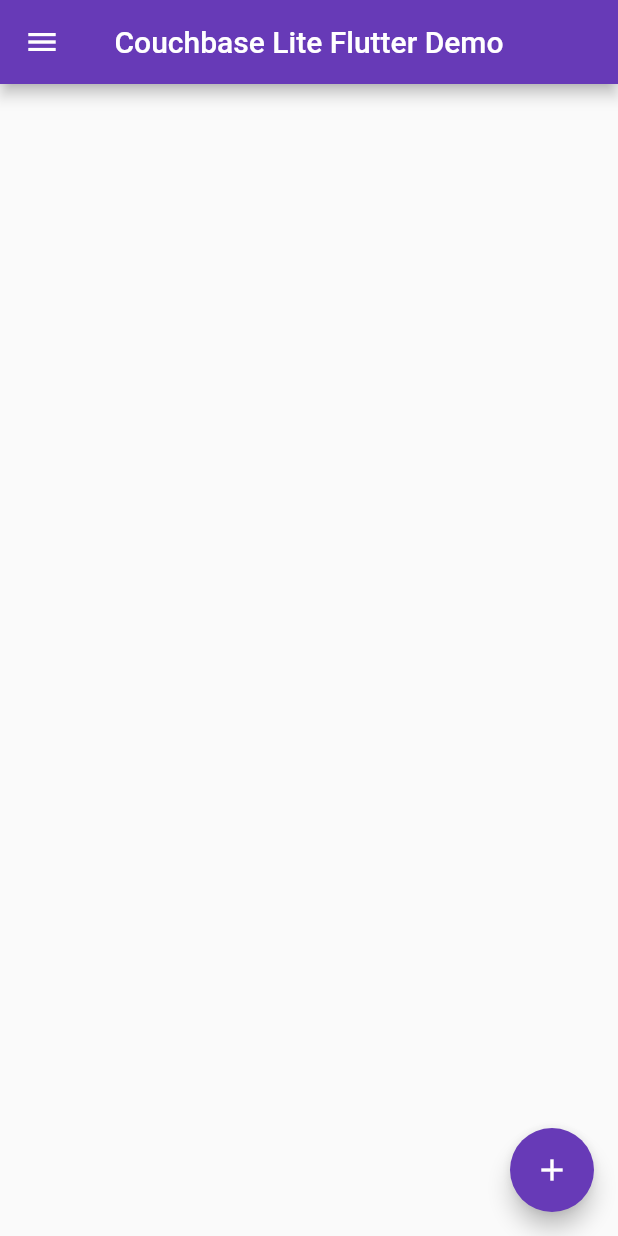
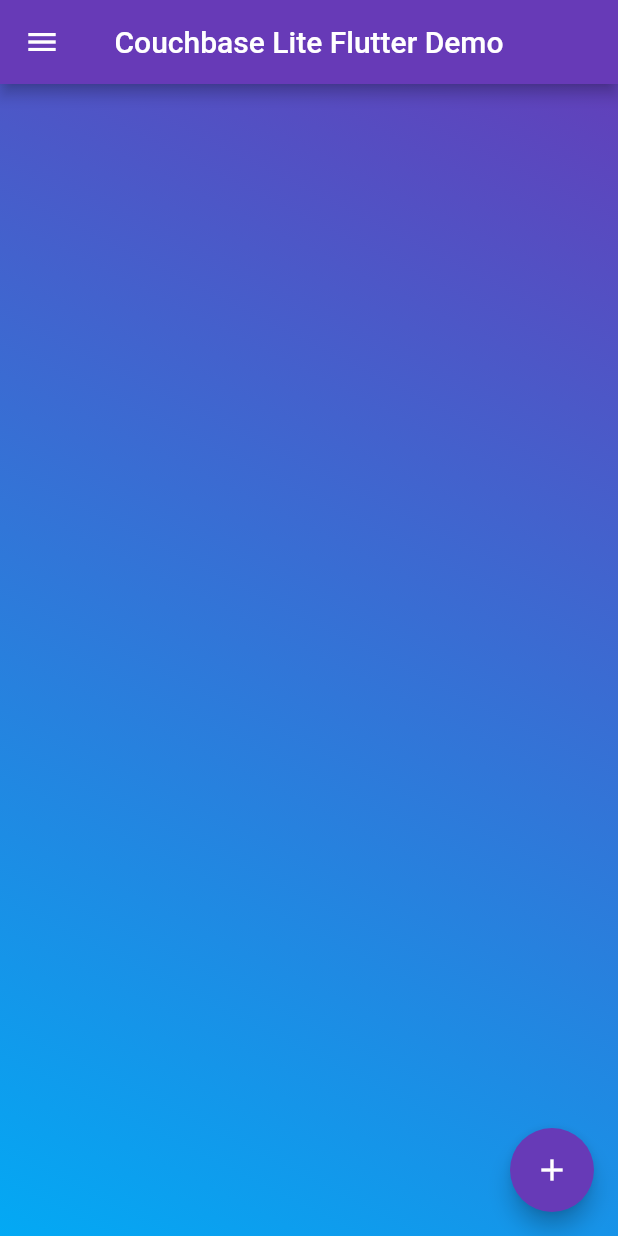
Before and after one commit to pietergreyling/couchbase_lite_flutter, a Flutter app: the screen it shows after launch, on a phone screen of 412 x 824 dp. Run offline on Flutter 3.47's test engine with Material 2 defaults, Android fonts, the phone set to English and light mode, and no system bars; our stand-ins replace font_awesome_flutter; missing offline and left inert: cbl, cbl_flutter.

Commit message:
Edit pages with UI changes

```diff
--- a/lib/pages/home_page.dart
+++ b/lib/pages/home_page.dart
@@ -17,7 +17,7 @@
             children: const <Widget>[
               InkWell(
                 // onTap: () {
-                //   print("Home Card Clicked !!"); }, //TODO!! remove
+                //   print("Home Card clicked !!"); }, //TODO!! remove
                 child: Card(
                   child: Icon(
                     Icons.fingerprint,
--- a/lib/pages/main.dart
+++ b/lib/pages/main.dart
@@ -65,6 +65,18 @@
           ),
         ),
         drawer: const NavigationDrawer(),
+        body: Center(
+          child: Container(
+            decoration: const BoxDecoration(
+                gradient: LinearGradient(
+                  begin: Alignment.topRight,
+                  end: Alignment.bottomLeft,
+                  colors: [
+                    Colors.deepPurple,
+                    Colors.lightBlue,
+                  ],
+                )
+          ))),
         floatingActionButton: FloatingActionButton(
           child: const Icon(Icons.add),
           onPressed: () {
```
Also changed, not shown: lib/pages/login_page.dart (+18 -11 lines), lib/pages/navigation_drawer.dart (+4 -3 lines), 1 other file.
